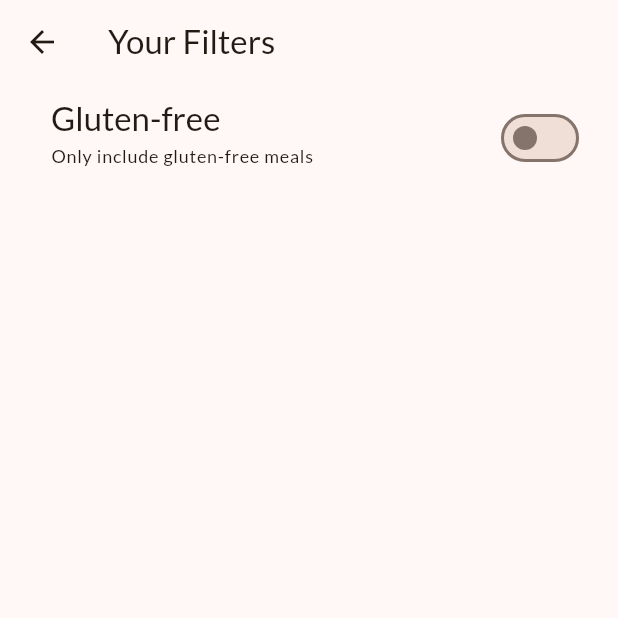
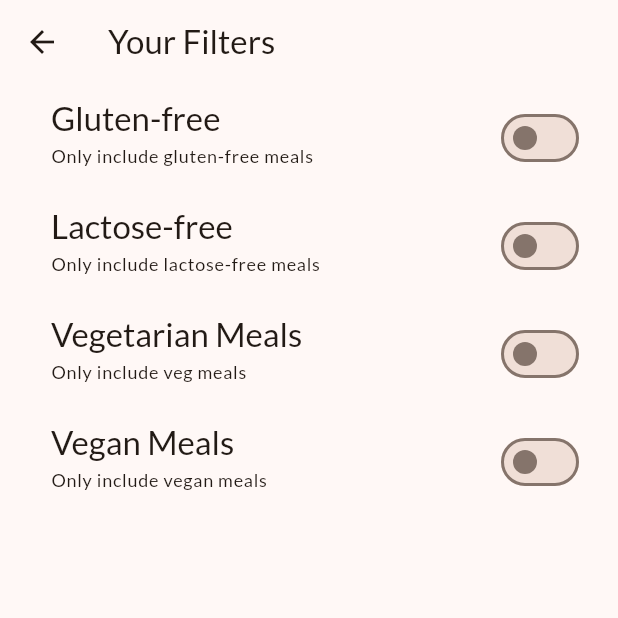
Before and after one commit to yashraj9922/meals_app, a Flutter app: the FiltersScreen screen opened directly, on a phone screen of 412 x 824 dp, the top half of it. Run offline on Flutter 3.47's test engine with Material 2 defaults, Android fonts, the phone set to English and light mode, and no system bars; our stand-ins replace google_fonts, transparent_image.

Commit message:
more filters added

```diff
--- a/lib/screen/filters.dart
+++ b/lib/screen/filters.dart
@@ -13,6 +13,9 @@ class FiltersScreen extends StatefulWidget {
 
 class _FilterScreenState extends State<FiltersScreen> {
   var _glutenFreeFilterSet = false;
+  var _lactoseFreeFilterSet = false;
+  var _vegetarianFilterSet = false;
+  var _veganFilterSet = false;
 
   @override
   Widget build(BuildContext context) {
@@ -53,6 +56,72 @@ class _FilterScreenState extends State<FiltersScreen> {
           activeColor: Theme.of(context).colorScheme.tertiary,
           contentPadding: const EdgeInsets.only(left: 34, right: 22),
         ),
+        SwitchListTile(
+          value: _lactoseFreeFilterSet,
+          onChanged: (isChecked) {
+            setState(() {
+              _lactoseFreeFilterSet = isChecked;
+            });
+          },
+          title: Text(
+            "Lactose-free",
+            style: Theme.of(context).textTheme.titleLarge!.copyWith(
+                  color: Theme.of(context).colorScheme.onBackground,
+                ),
+          ),
+          subtitle: Text(
+            "Only include lactose-free meals",
+            style: Theme.of(context).textTheme.labelMedium!.copyWith(
+                  color: Theme.of(context).colorScheme.onBackground,
+                ),
+          ),
+          activeColor: Theme.of(context).colorScheme.tertiary,
+          contentPadding: const EdgeInsets.only(left: 34, right: 22),
+        ),
+        SwitchListTile(
+          value: _vegetarianFilterSet,
+          onChanged: (isChecked) {
+            setState(() {
+              _vegetarianFilterSet = isChecked;
+            });
+          },
+          title: Text(
+            "Vegetarian Meals",
+            style: Theme.of(context).textTheme.titleLarge!.copyWith(
+                  color: Theme.of(context).colorScheme.onBackground,
+                ),
+          ),
+          subtitle: Text(
+            "Only include veg meals",
+            style: Theme.of(context).textTheme.labelMedium!.copyWith(
+                  color: Theme.of(context).colorScheme.onBackground,
+                ),
+          ),
+          activeColor: Theme.of(context).colorScheme.tertiary,
+          contentPadding: const EdgeInsets.only(left: 34, right: 22),
+        ),
+        SwitchListTile(
+          value: _veganFilterSet,
+          onChanged: (isChecked) {
+            setState(() {
+              _veganFilterSet = isChecked;
+            });
+          },
+          title: Text(
+            "Vegan Meals",
+            style: Theme.of(context).textTheme.titleLarge!.copyWith(
+                  color: Theme.of(context).colorScheme.onBackground,
+                ),
+          ),
+          subtitle: Text(
+            "Only include vegan meals",
+            style: Theme.of(context).textTheme.labelMedium!.copyWith(
+                  color: Theme.of(context).colorScheme.onBackground,
+                ),
+          ),
+          activeColor: Theme.of(context).colorScheme.tertiary,
+          contentPadding: const EdgeInsets.only(left: 34, right: 22),
+        ),
       ]),
     );
   }
```
